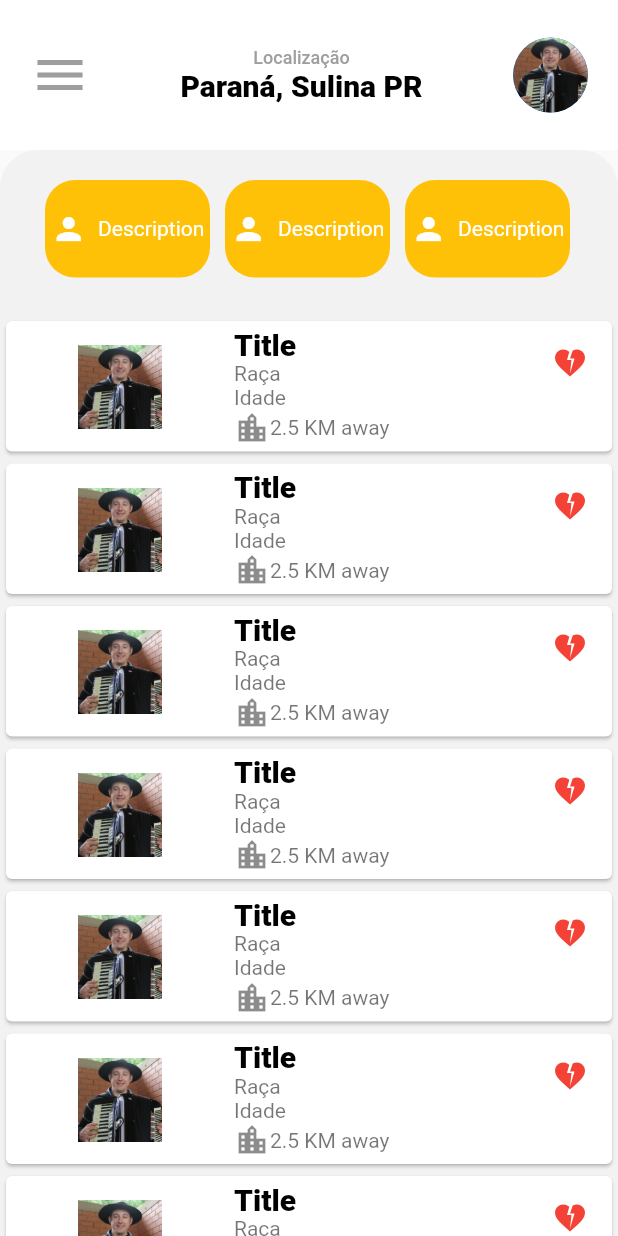
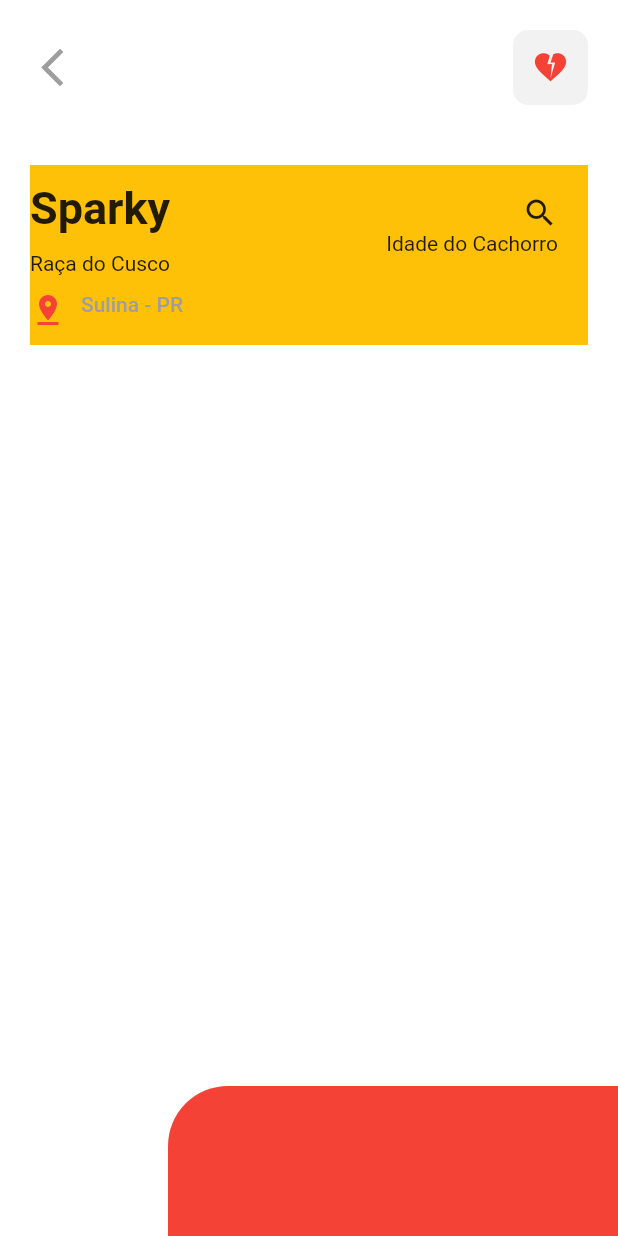
Before and after one commit to bracinho2/flutter_desafio01_interface, a Flutter app: the screen it shows after launch, on a phone screen of 412 x 824 dp. Run offline on Flutter 3.47's test engine with Material 2 defaults, Android fonts, the light colour scheme and no system bars.

Commit message:
Atualizaçao

```diff
--- a/lib/app/app_widget.dart
+++ b/lib/app/app_widget.dart
@@ -1,4 +1,5 @@
 import 'package:flutter/material.dart';
+import 'package:flutter_desafio01_interface/app/modules/detail_page/detail_page.dart';
 import 'package:flutter_desafio01_interface/app/modules/home_page/home_page.dart';
 
 class AppWidget extends StatelessWidget {
@@ -6,9 +7,10 @@
 
   @override
   Widget build(BuildContext context) {
-    return const MaterialApp(
+    return MaterialApp(
+      theme: ThemeData(scaffoldBackgroundColor: Colors.transparent),
       debugShowCheckedModeBanner: false,
-      home: HomePage(),
+      home: const DetailPage(),
     );
   }
 }
--- a/lib/app/core/styles/app_text_styles.dart
+++ b/lib/app/core/styles/app_text_styles.dart
@@ -3,17 +3,14 @@
 class AppTextStyles {
   static TextStyle appBarTitle = const TextStyle(
     fontSize: 12,
-    fontFamily: 'Roboto',
+    fontFamily: 'Inter',
     color: Colors.grey,
     fontWeight: FontWeight.w500,
   );
   static TextStyle appBarSubtitle = const TextStyle(
     fontSize: 20,
-    fontFamily: 'Roboto',
+    fontFamily: 'Inter',
     color: Colors.black,
     fontWeight: FontWeight.w900,
   );
 }
-
-
-//font Roboto
--- /dev/null
+++ b/lib/app/modules/detail_page/detail_page.dart
@@ -0,0 +1,86 @@
+import 'package:flutter/material.dart';
+import 'package:flutter_desafio01_interface/app/modules/detail_page/widgets/custom_app_bar_detail_page_widget.dart';
+
+class DetailPage extends StatelessWidget {
+  const DetailPage({Key? key}) : super(key: key);
+
+  @override
+  Widget build(BuildContext context) {
+    final size = MediaQuery.of(context).size;
+    return Scaffold(
+      appBar: const CustomDetailPageAppBarWidget(),
+      body: Padding(
+        padding: const EdgeInsets.all(20.0),
+        child: Container(
+          color: Colors.amber,
+          height: 120,
+          child: Row(
+            mainAxisAlignment: MainAxisAlignment.spaceBetween,
+            crossAxisAlignment: CrossAxisAlignment.start,
+            children: [
+              Column(
+                mainAxisAlignment: MainAxisAlignment.spaceEvenly,
+                crossAxisAlignment: CrossAxisAlignment.start,
+                children: [
+                  const Text(
+                    'Sparky',
+                    style: TextStyle(
+                      fontSize: 30,
+                      fontWeight: FontWeight.bold,
+                    ),
+                  ),
+                  const Text('Raça do Cusco'),
+                  Row(
+                    crossAxisAlignment: CrossAxisAlignment.start,
+                    children: const [
+                      Icon(
+                        Icons.pin_drop,
+                        color: Colors.red,
+                      ),
+                      SizedBox(
+                        width: 10,
+                      ),
+                      Text(
+                        'Sulina - PR',
+                        style: TextStyle(
+                          color: Colors.grey,
+                          fontWeight: FontWeight.w500,
+                        ),
+                      ),
+                    ],
+                  ),
+                ],
+              ),
+              Padding(
+                padding: const EdgeInsets.all(20.0),
+                child: Column(
+                  mainAxisAlignment: MainAxisAlignment.start,
+                  crossAxisAlignment: CrossAxisAlignment.end,
+                  children: const [
+                    Icon(Icons.search),
+                    Text('Idade do Cachorro'),
+                  ],
+                ),
+              )
+            ],
+          ),
+        ),
+      ),
+      bottomNavigationBar: Row(
+        mainAxisAlignment: MainAxisAlignment.end,
+        children: [
+          Container(
+            decoration: const BoxDecoration(
+              color: Colors.red,
+              borderRadius: BorderRadius.only(
+                topLeft: Radius.circular(40.0),
+              ),
+            ),
+            height: 100,
+            width: 300,
+          ),
+        ],
+      ),
+    );
+  }
+}
--- /dev/null
+++ b/lib/app/modules/detail_page/widgets/custom_app_bar_detail_page_widget.dart
@@ -0,0 +1,45 @@
+import 'package:flutter/material.dart';
+import 'package:flutter_desafio01_interface/app/core/styles/app_colors.dart';
+
+class CustomDetailPageAppBarWidget extends StatelessWidget
+    implements PreferredSizeWidget {
+  const CustomDetailPageAppBarWidget({
+    Key? key,
+  }) : super(key: key);
+
+  @override
+  Widget build(BuildContext context) {
+    return Container(
+      padding: const EdgeInsets.all(20),
+      decoration: const BoxDecoration(
+        color: Colors.white,
+      ),
+      child: Row(
+        mainAxisAlignment: MainAxisAlignment.spaceBetween,
+        children: [
+          const Icon(
+            Icons.arrow_back_ios_new,
+            size: 30,
+            color: Colors.grey,
+          ),
+          Container(
+            height: 50,
+            width: 50,
+            decoration: BoxDecoration(
+              color: AppColors.cinzaFraco,
+              borderRadius: BorderRadius.circular(10.0),
+            ),
+            child: const Icon(
+              Icons.heart_broken,
+              color: Colors.red,
+              size: 25,
+            ),
+          )
+        ],
+      ),
+    );
+  }
+
+  @override
+  Size get preferredSize => const Size.fromHeight(100);
+}
--- a/lib/app/modules/home_page/home_page.dart
+++ b/lib/app/modules/home_page/home_page.dart
@@ -15,14 +15,12 @@
         subTitle: 'Paraná, Sulina PR',
       ),
       body: Container(
-        color: Colors.transparent,
-        child: Container(
         decoration: const BoxDecoration(
+          borderRadius: BorderRadius.only(
+            topLeft: Radius.circular(20),
+            topRight: Radius.circular(20),
+          ),
           color: AppColors.cinzaFraco,
-            borderRadius: BorderRadius.only(
-              topLeft: Radius.circular(25),
-              topRight: Radius.circular(25),
-            ),
         ),
         child: const CustomScrollView(
           slivers: <Widget>[
@@ -31,7 +29,6 @@
           ],
         ),
       ),
-      ),
     );
   }
 }
```
Also changed, not shown: lib/app/modules/home_page/widgets/custom_sliver_horizontal_bar.dart (+8 -10 lines), lib/app/modules/home_page/widgets/custom_sliver_vertical_bar.dart (+71 -24 lines), 1 other file. Lines whose indentation alone changed are shown as unchanged.
